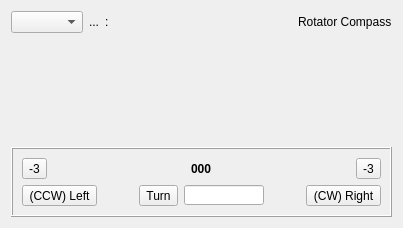
Qt form mqt/MqtLogger/rotatorcompassframe.ui (Rsclub22/Minos2-Mirror) before a commit.
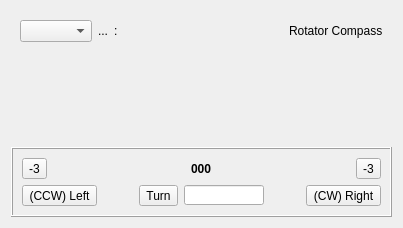
The same form after that commit. Custom widgets are drawn as their Qt base class.

Commit message: Make compass pane work on qt 5.15.2

```diff
--- a/mqt/MqtLogger/rotatorcompassframe.ui
+++ b/mqt/MqtLogger/rotatorcompassframe.ui
@@ -15,6 +15,7 @@
   </property>
   <layout class="QVBoxLayout" name="verticalLayout_5">
       <item>
+    <widget class="QFrame" name="compassFrame">
        <layout class="QVBoxLayout" name="verticalLayout">
         <item>
          <layout class="QHBoxLayout" name="horizontalLayout_2">
@@ -99,6 +100,7 @@
          </layout>
         </item>
        </layout>
+    </widget>
       </item>
       <item>
        <widget class="QFrame" name="turnFrame">
```
Left out of the diff: 36 changed lines with no effect on the pictures. Lines whose indentation alone changed are shown as unchanged. The commit also changes 1 other file.
